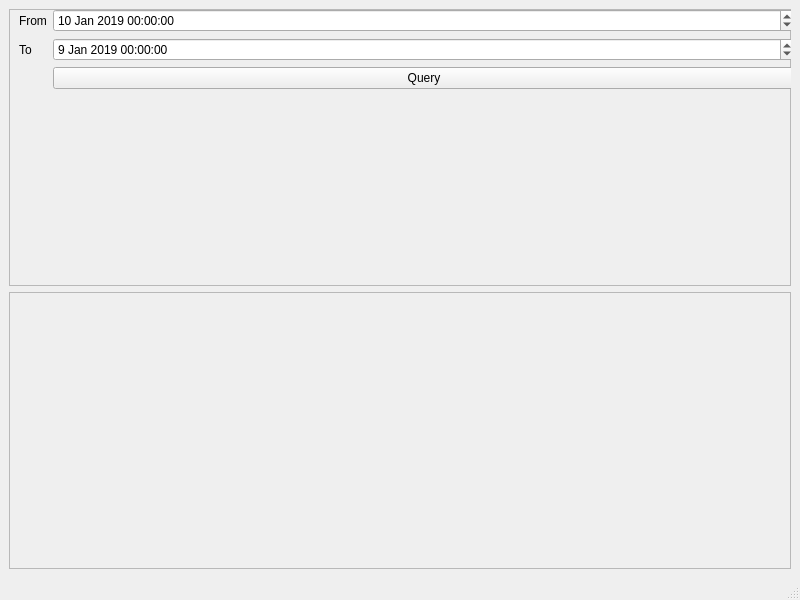
Above: mainwindow.ui from skyzh/Meteor before the change. Below: the same form after it.
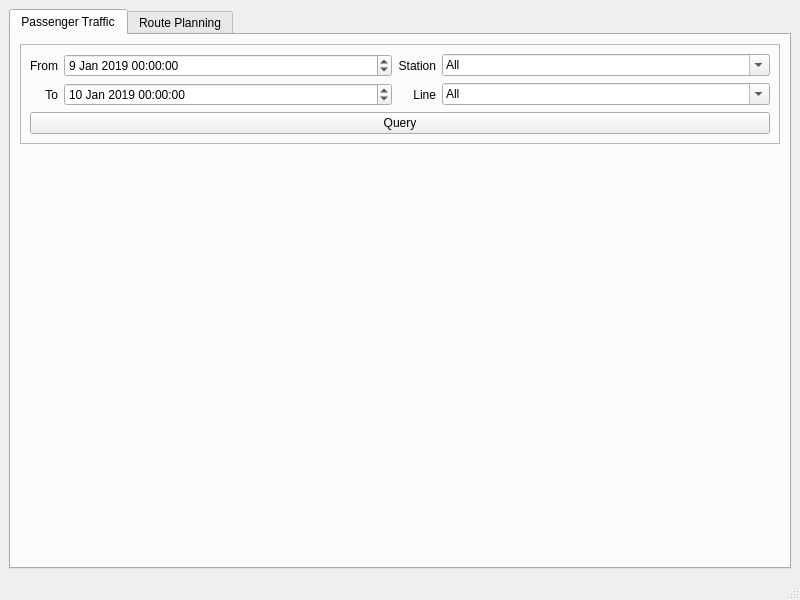
That is the form after the change. The open tabs and pages were chosen to show the change.

Commit message: add missing point in query, add route planning

```diff
--- a/mainwindow.ui
+++ b/mainwindow.ui
@@ -11,7 +11,10 @@
    </rect>
   </property>
   <property name="windowTitle">
-   <string>MainWindow</string>
+   <string>Meteor</string>
+  </property>
+  <property name="styleSheet">
+   <string notr="true"/>
   </property>
   <widget class="QWidget" name="centralwidget">
    <property name="sizePolicy">
@@ -20,14 +23,27 @@
      <verstretch>0</verstretch>
     </sizepolicy>
    </property>
+   <layout class="QGridLayout" name="gridLayout">
+    <property name="sizeConstraint">
+     <enum>QLayout::SetMaximumSize</enum>
+    </property>
+    <item row="0" column="0">
+     <widget class="QTabWidget" name="tabWidget">
+      <property name="styleSheet">
+       <string notr="true"/>
+      </property>
+      <property name="currentIndex">
+       <number>1</number>
+      </property>
+      <widget class="QWidget" name="tab_passenger_traffic">
+       <attribute name="title">
+        <string>Passenger Traffic</string>
+       </attribute>
    <layout class="QVBoxLayout" name="verticalLayout">
-    <property name="sizeConstraint">
-     <enum>QLayout::SetMaximumSize</enum>
-    </property>
     <item>
-     <widget class="QFrame" name="frame">
+         <widget class="QFrame" name="frameQuery">
       <property name="sizePolicy">
-       <sizepolicy hsizetype="Expanding" vsizetype="MinimumExpanding">
+           <sizepolicy hsizetype="Preferred" vsizetype="Maximum">
         <horstretch>0</horstretch>
         <verstretch>0</verstretch>
        </sizepolicy>
@@ -36,30 +52,49 @@
        <enum>QFrame::StyledPanel</enum>
       </property>
       <property name="frameShadow">
-       <enum>QFrame::Raised</enum>
-      </property>
-      <widget class="QWidget" name="formLayoutWidget">
-       <property name="geometry">
-        <rect>
-         <x>10</x>
-         <y>0</y>
-         <width>776</width>
-         <height>121</height>
-        </rect>
-       </property>
-       <layout class="QFormLayout" name="formLayout">
-        <property name="sizeConstraint">
-         <enum>QLayout::SetMaximumSize</enum>
-        </property>
-        <item row="2" column="0">
-         <widget class="QLabel" name="label_2">
+           <enum>QFrame::Plain</enum>
+          </property>
+          <layout class="QVBoxLayout" name="verticalLayout_2">
+           <item>
+            <layout class="QGridLayout" name="gridLayout_3">
+             <item row="1" column="1">
+              <widget class="QDateTimeEdit" name="toTime">
+               <property name="sizePolicy">
+                <sizepolicy hsizetype="Expanding" vsizetype="Fixed">
+                 <horstretch>0</horstretch>
+                 <verstretch>0</verstretch>
+                </sizepolicy>
+               </property>
+               <property name="dateTime">
+                <datetime>
+                 <hour>0</hour>
+                 <minute>0</minute>
+                 <second>0</second>
+                 <year>2019</year>
+                 <month>1</month>
+                 <day>10</day>
+                </datetime>
+               </property>
+              </widget>
+             </item>
+             <item row="1" column="2">
+              <widget class="QLabel" name="labelLine">
           <property name="text">
-           <string>To</string>
+                <string>Line</string>
+               </property>
+               <property name="alignment">
+                <set>Qt::AlignRight|Qt::AlignTrailing|Qt::AlignVCenter</set>
           </property>
          </widget>
         </item>
-        <item row="2" column="1">
+             <item row="0" column="1">
          <widget class="QDateTimeEdit" name="fromTime">
+               <property name="sizePolicy">
+                <sizepolicy hsizetype="Expanding" vsizetype="Fixed">
+                 <horstretch>0</horstretch>
+                 <verstretch>0</verstretch>
+                </sizepolicy>
+               </property>
           <property name="dateTime">
            <datetime>
             <hour>0</hour>
@@ -72,8 +107,85 @@
           </property>
          </widget>
         </item>
-        <item row="3" column="1">
-         <widget class="QPushButton" name="pushButton">
+             <item row="1" column="0">
+              <widget class="QLabel" name="labelTo">
+               <property name="text">
+                <string>To</string>
+               </property>
+               <property name="alignment">
+                <set>Qt::AlignRight|Qt::AlignTrailing|Qt::AlignVCenter</set>
+               </property>
+              </widget>
+             </item>
+             <item row="0" column="4">
+              <widget class="QComboBox" name="comboStation">
+               <property name="sizePolicy">
+                <sizepolicy hsizetype="Expanding" vsizetype="Fixed">
+                 <horstretch>0</horstretch>
+                 <verstretch>0</verstretch>
+                </sizepolicy>
+               </property>
+               <property name="editable">
+                <bool>true</bool>
+               </property>
+               <item>
+                <property name="text">
+                 <string>All</string>
+                </property>
+               </item>
+              </widget>
+             </item>
+             <item row="0" column="2">
+              <widget class="QLabel" name="labelStation">
+               <property name="text">
+                <string>Station</string>
+               </property>
+               <property name="alignment">
+                <set>Qt::AlignRight|Qt::AlignTrailing|Qt::AlignVCenter</set>
+               </property>
+              </widget>
+             </item>
+             <item row="1" column="4">
+              <widget class="QComboBox" name="comboLine">
+               <property name="sizePolicy">
+                <sizepolicy hsizetype="Expanding" vsizetype="Fixed">
+                 <horstretch>0</horstretch>
+                 <verstretch>0</verstretch>
+                </sizepolicy>
+               </property>
+               <property name="editable">
+                <bool>true</bool>
+               </property>
+               <property name="currentText">
+                <string>All</string>
+               </property>
+               <item>
+                <property name="text">
+                 <string>All</string>
+                </property>
+               </item>
+              </widget>
+             </item>
+             <item row="0" column="0">
+              <widget class="QLabel" name="labelFrom">
+               <property name="text">
+                <string>From</string>
+               </property>
+               <property name="alignment">
+                <set>Qt::AlignRight|Qt::AlignTrailing|Qt::AlignVCenter</set>
+               </property>
+              </widget>
+             </item>
+            </layout>
+           </item>
+           <item>
+            <widget class="QPushButton" name="pushButtonQuery">
+             <property name="sizePolicy">
+              <sizepolicy hsizetype="Expanding" vsizetype="Fixed">
+               <horstretch>0</horstretch>
+               <verstretch>0</verstretch>
+              </sizepolicy>
+             </property>
           <property name="text">
            <string>Query</string>
           </property>
@@ -88,34 +200,115 @@
           </property>
          </widget>
         </item>
-        <item row="1" column="0">
-         <widget class="QLabel" name="label">
-          <property name="text">
-           <string>From</string>
-          </property>
+          </layout>
          </widget>
         </item>
-        <item row="1" column="1">
-         <widget class="QDateTimeEdit" name="toTime">
-          <property name="dateTime">
-           <datetime>
-            <hour>0</hour>
-            <minute>0</minute>
-            <second>0</second>
-            <year>2019</year>
-            <month>1</month>
-            <day>10</day>
-           </datetime>
+        <item>
+         <widget class="QFrame" name="frameChart">
+          <property name="sizePolicy">
+           <sizepolicy hsizetype="Preferred" vsizetype="Expanding">
+            <horstretch>0</horstretch>
+            <verstretch>0</verstretch>
+           </sizepolicy>
           </property>
+          <property name="frameShape">
+           <enum>QFrame::NoFrame</enum>
+          </property>
+          <property name="frameShadow">
+           <enum>QFrame::Plain</enum>
+          </property>
+          <property name="lineWidth">
+           <number>0</number>
+          </property>
+          <layout class="QGridLayout" name="layoutChart">
+           <property name="leftMargin">
+            <number>0</number>
+           </property>
+           <property name="topMargin">
+            <number>0</number>
+           </property>
+           <property name="rightMargin">
+            <number>0</number>
+           </property>
+           <property name="bottomMargin">
+            <number>0</number>
+           </property>
+          </layout>
          </widget>
         </item>
        </layout>
       </widget>
-     </widget>
-    </item>
+      <widget class="QWidget" name="tab_route_planning">
+       <attribute name="title">
+        <string>Route Planning</string>
+       </attribute>
+       <layout class="QVBoxLayout" name="verticalLayout_3">
     <item>
      <widget class="QFrame" name="frame_2">
       <property name="sizePolicy">
+           <sizepolicy hsizetype="Preferred" vsizetype="Maximum">
+            <horstretch>0</horstretch>
+            <verstretch>0</verstretch>
+           </sizepolicy>
+          </property>
+          <property name="frameShape">
+           <enum>QFrame::StyledPanel</enum>
+          </property>
+          <property name="frameShadow">
+           <enum>QFrame::Raised</enum>
+          </property>
+          <layout class="QVBoxLayout" name="verticalLayout_4">
+           <item>
+            <layout class="QGridLayout" name="gridLayout_2">
+             <item row="0" column="0">
+              <widget class="QLabel" name="labelStationFrom">
+               <property name="text">
+                <string>From</string>
+               </property>
+               <property name="alignment">
+                <set>Qt::AlignRight|Qt::AlignTrailing|Qt::AlignVCenter</set>
+               </property>
+              </widget>
+             </item>
+             <item row="0" column="1">
+              <widget class="QComboBox" name="comboRouteFrom">
+               <property name="editable">
+                <bool>true</bool>
+               </property>
+              </widget>
+             </item>
+             <item row="1" column="0">
+              <widget class="QLabel" name="labelStationTo">
+               <property name="text">
+                <string>To</string>
+               </property>
+               <property name="alignment">
+                <set>Qt::AlignRight|Qt::AlignTrailing|Qt::AlignVCenter</set>
+               </property>
+              </widget>
+             </item>
+             <item row="1" column="1">
+              <widget class="QComboBox" name="comboRouteTo">
+               <property name="editable">
+                <bool>true</bool>
+               </property>
+              </widget>
+             </item>
+            </layout>
+           </item>
+           <item>
+            <widget class="QPushButton" name="pushButtonRoutePlanning">
+             <property name="text">
+              <string>Route</string>
+             </property>
+            </widget>
+           </item>
+          </layout>
+         </widget>
+        </item>
+        <item>
+         <widget class="QFrame" name="frame">
+          <property name="sizePolicy">
        <sizepolicy hsizetype="Preferred" vsizetype="Expanding">
         <horstretch>0</horstretch>
         <verstretch>0</verstretch>
@@ -127,6 +320,15 @@
       <property name="frameShadow">
        <enum>QFrame::Raised</enum>
       </property>
+          <layout class="QGridLayout" name="gridLayout_4">
+           <item row="0" column="0">
+            <widget class="QPlainTextEdit" name="textRoute"/>
+           </item>
+          </layout>
+         </widget>
+        </item>
+       </layout>
+      </widget>
      </widget>
     </item>
    </layout>
```
Lines whose indentation alone changed are shown as unchanged. The commit also changes 7 other files.
